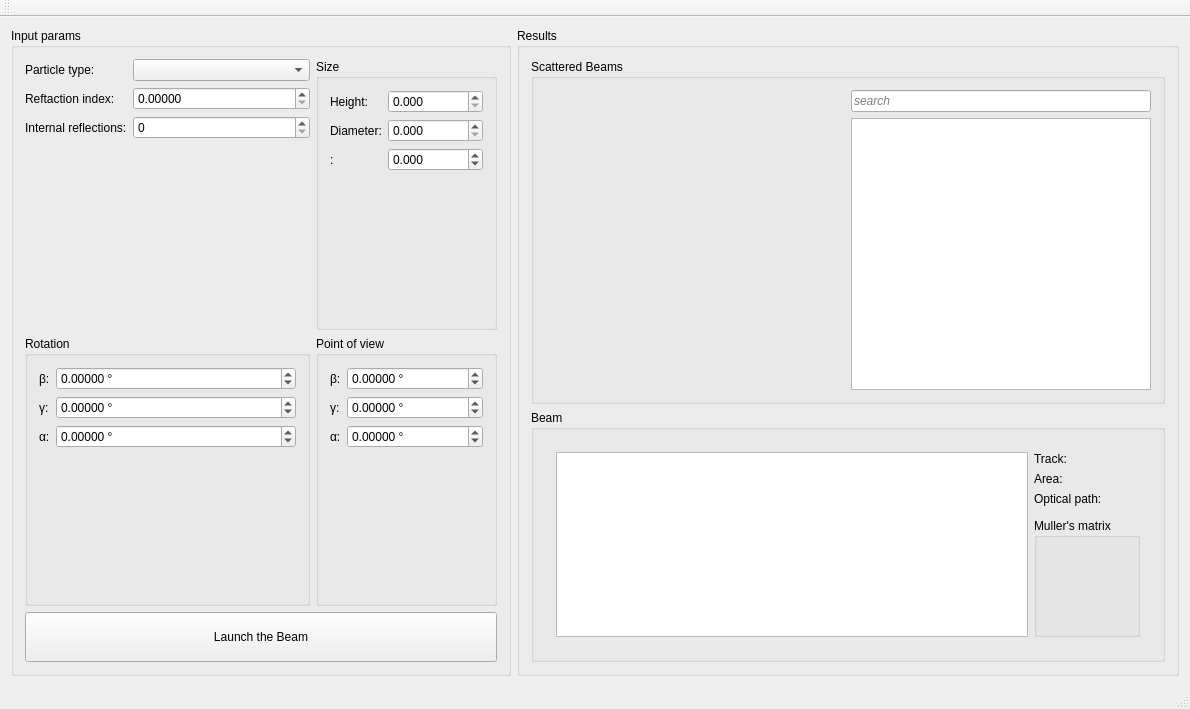
Above: src/ui/MainWindow.ui from Heart-Under-Blade/BS_visual before the change. Below: the same form after it.
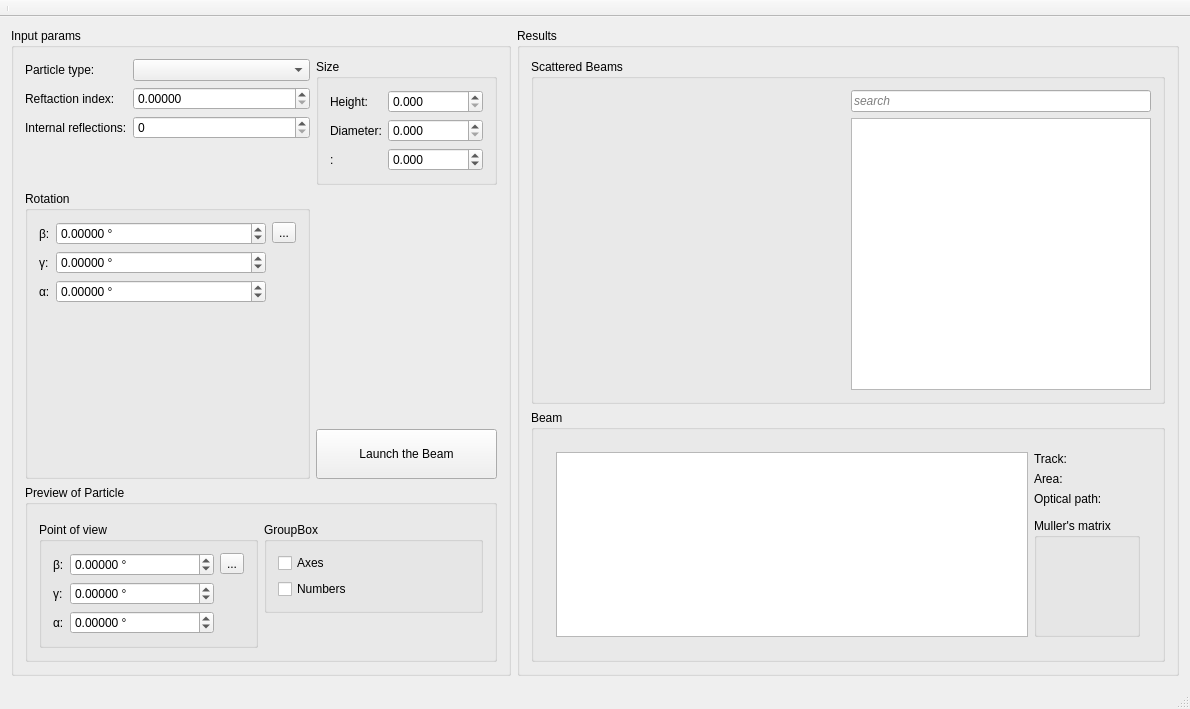
That is the form after the change. Icons and pictures are not drawn.

Commit message: [add] reset rotation and view buttons

```diff
--- a/src/ui/MainWindow.ui
+++ b/src/ui/MainWindow.ui
@@ -6,7 +6,7 @@
    <rect>
     <x>0</x>
     <y>0</y>
-    <width>1108</width>
+    <width>1180</width>
     <height>700</height>
    </rect>
   </property>
@@ -310,19 +310,6 @@
        <string>Input params</string>
       </property>
       <layout class="QGridLayout" name="gridLayout_7">
-       <item row="5" column="0" colspan="4">
-        <widget class="QPushButton" name="pushButton">
-         <property name="minimumSize">
-          <size>
-           <width>0</width>
-           <height>50</height>
-          </size>
-         </property>
-         <property name="text">
-          <string>Launch the Beam</string>
-         </property>
-        </widget>
-       </item>
        <item row="0" column="0">
         <layout class="QFormLayout" name="formLayout_2">
          <item row="0" column="0">
@@ -402,23 +389,63 @@
          </item>
         </layout>
        </item>
-       <item row="4" column="0">
-        <widget class="QGroupBox" name="groupBox_rotation">
+       <item row="6" column="0" colspan="3">
+        <widget class="QGroupBox" name="groupBox_3">
          <property name="title">
-          <string>Rotation</string>
+          <string>Preview of Particle</string>
          </property>
-         <layout class="QVBoxLayout" name="verticalLayout_3">
-          <item>
-           <layout class="QFormLayout" name="formLayout">
-            <item row="0" column="0">
-             <widget class="QLabel" name="label">
-              <property name="text">
-               <string>β:</string>
-              </property>
-             </widget>
-            </item>
+         <layout class="QGridLayout" name="gridLayout_8">
+          <item row="0" column="0" colspan="2">
+           <widget class="QWidget" name="widget_particleView" native="true"/>
+          </item>
+          <item row="2" column="0" rowspan="4">
+           <widget class="QGroupBox" name="groupBox">
+            <property name="title">
+             <string>Point of view</string>
+            </property>
+            <layout class="QGridLayout" name="gridLayout_10">
+             <item row="0" column="0">
+              <layout class="QFormLayout" name="formLayout_5">
             <item row="0" column="1">
-             <widget class="QDoubleSpinBox" name="doubleSpinBox_beta">
+                <widget class="QDoubleSpinBox" name="doubleSpinBox_view_beta">
+                 <property name="prefix">
+                  <string/>
+                 </property>
+                 <property name="suffix">
+                  <string> °</string>
+                 </property>
+                 <property name="decimals">
+                  <number>5</number>
+                 </property>
+                 <property name="minimum">
+                  <double>-360.000000000000000</double>
+                 </property>
+                 <property name="maximum">
+                  <double>360.000000000000000</double>
+                 </property>
+                </widget>
+               </item>
+               <item row="2" column="1">
+                <widget class="QDoubleSpinBox" name="doubleSpinBox_view_alpha">
+                 <property name="prefix">
+                  <string/>
+                 </property>
+                 <property name="suffix">
+                  <string> °</string>
+                 </property>
+                 <property name="decimals">
+                  <number>5</number>
+                 </property>
+                 <property name="minimum">
+                  <double>-360.000000000000000</double>
+                 </property>
+                 <property name="maximum">
+                  <double>360.000000000000000</double>
+                 </property>
+                </widget>
+               </item>
+               <item row="1" column="1">
+                <widget class="QDoubleSpinBox" name="doubleSpinBox_view_gamma">
               <property name="prefix">
                <string/>
               </property>
@@ -437,57 +464,69 @@
              </widget>
             </item>
             <item row="1" column="0">
-             <widget class="QLabel" name="label_2">
+                <widget class="QLabel" name="label_9">
               <property name="text">
                <string>γ:</string>
               </property>
              </widget>
             </item>
-            <item row="1" column="1">
-             <widget class="QDoubleSpinBox" name="doubleSpinBox_gamma">
-              <property name="suffix">
-               <string> °</string>
-              </property>
-              <property name="decimals">
-               <number>5</number>
-              </property>
-              <property name="minimum">
-               <double>-360.000000000000000</double>
-              </property>
-              <property name="maximum">
-               <double>360.000000000000000</double>
+               <item row="0" column="0">
+                <widget class="QLabel" name="label_7">
+                 <property name="text">
+                  <string>β:</string>
               </property>
              </widget>
             </item>
             <item row="2" column="0">
-             <widget class="QLabel" name="label_3">
+                <widget class="QLabel" name="label_11">
               <property name="text">
                <string>α:</string>
               </property>
              </widget>
             </item>
-            <item row="2" column="1">
-             <widget class="QDoubleSpinBox" name="doubleSpinBox_alpha">
-              <property name="suffix">
-               <string> °</string>
-              </property>
-              <property name="decimals">
-               <number>5</number>
-              </property>
-              <property name="minimum">
-               <double>-360.000000000000000</double>
-              </property>
-              <property name="maximum">
-               <double>360.000000000000000</double>
+              </layout>
+             </item>
+             <item row="0" column="1" alignment="Qt::AlignTop">
+              <widget class="QToolButton" name="toolButton_resetView">
+               <property name="text">
+                <string>...</string>
+               </property>
+               <property name="icon">
+                <iconset resource="../../pro/icon.qrc">
+                 <normaloff>:/icon/reset.png</normaloff>:/icon/reset.png</iconset>
+               </property>
+              </widget>
+             </item>
+            </layout>
+           </widget>
+          </item>
+          <item row="2" column="1" rowspan="4" alignment="Qt::AlignTop">
+           <widget class="QGroupBox" name="groupBox_4">
+            <property name="title">
+             <string>GroupBox</string>
+            </property>
+            <layout class="QVBoxLayout" name="verticalLayout_2">
+             <item alignment="Qt::AlignTop">
+              <widget class="QCheckBox" name="checkBox_axes">
+               <property name="text">
+                <string>Axes</string>
               </property>
              </widget>
             </item>
-           </layout>
+             <item>
+              <widget class="QCheckBox" name="checkBox_numbers">
+               <property name="text">
+                <string>Numbers</string>
+               </property>
+              </widget>
+             </item>
+            </layout>
+           </widget>
           </item>
          </layout>
         </widget>
        </item>
-       <item row="0" column="1" colspan="3">
+       <item row="0" column="1" colspan="2">
         <widget class="QGroupBox" name="groupBox_6">
          <property name="title">
           <string>Size</string>
@@ -553,59 +592,36 @@
          </layout>
         </widget>
        </item>
-       <item row="4" column="1" colspan="3">
-        <widget class="QGroupBox" name="groupBox">
+       <item row="1" column="1" rowspan="4" colspan="2" alignment="Qt::AlignBottom">
+        <widget class="QPushButton" name="pushButton">
+         <property name="minimumSize">
+          <size>
+           <width>0</width>
+           <height>50</height>
+          </size>
+         </property>
+         <property name="text">
+          <string>Launch the Beam</string>
+         </property>
+        </widget>
+       </item>
+       <item row="1" column="0" rowspan="4">
+        <widget class="QGroupBox" name="groupBox_rotation">
          <property name="title">
-          <string>Point of view</string>
+          <string>Rotation</string>
          </property>
-         <layout class="QFormLayout" name="formLayout_3">
+         <layout class="QGridLayout" name="gridLayout_9">
           <item row="0" column="0">
-           <widget class="QLabel" name="label_7">
+           <layout class="QFormLayout" name="formLayout">
+            <item row="0" column="0">
+             <widget class="QLabel" name="label">
             <property name="text">
              <string>β:</string>
             </property>
            </widget>
           </item>
           <item row="0" column="1">
-           <widget class="QDoubleSpinBox" name="doubleSpinBox_view_beta">
-            <property name="prefix">
-             <string/>
-            </property>
-            <property name="suffix">
-             <string> °</string>
-            </property>
-            <property name="decimals">
-             <number>5</number>
-            </property>
-            <property name="minimum">
-             <double>-360.000000000000000</double>
-            </property>
-            <property name="maximum">
-             <double>360.000000000000000</double>
-            </property>
-           </widget>
-          </item>
-          <item row="2" column="1">
-           <widget class="QDoubleSpinBox" name="doubleSpinBox_view_alpha">
-            <property name="prefix">
-             <string/>
-            </property>
-            <property name="suffix">
-             <string> °</string>
-            </property>
-            <property name="decimals">
-             <number>5</number>
-            </property>
-            <property name="minimum">
-             <double>-360.000000000000000</double>
-            </property>
-            <property name="maximum">
-             <double>360.000000000000000</double>
-            </property>
-           </widget>
-          </item>
-          <item row="1" column="1">
-           <widget class="QDoubleSpinBox" name="doubleSpinBox_view_gamma">
+             <widget class="QDoubleSpinBox" name="doubleSpinBox_beta">
             <property name="prefix">
              <string/>
             </property>
@@ -624,16 +640,61 @@
            </widget>
           </item>
           <item row="1" column="0">
-           <widget class="QLabel" name="label_9">
+             <widget class="QLabel" name="label_2">
             <property name="text">
              <string>γ:</string>
             </property>
            </widget>
           </item>
+            <item row="1" column="1">
+             <widget class="QDoubleSpinBox" name="doubleSpinBox_gamma">
+              <property name="suffix">
+               <string> °</string>
+              </property>
+              <property name="decimals">
+               <number>5</number>
+              </property>
+              <property name="minimum">
+               <double>-360.000000000000000</double>
+              </property>
+              <property name="maximum">
+               <double>360.000000000000000</double>
+              </property>
+             </widget>
+            </item>
           <item row="2" column="0">
-           <widget class="QLabel" name="label_11">
+             <widget class="QLabel" name="label_3">
             <property name="text">
              <string>α:</string>
+              </property>
+             </widget>
+            </item>
+            <item row="2" column="1">
+             <widget class="QDoubleSpinBox" name="doubleSpinBox_alpha">
+              <property name="suffix">
+               <string> °</string>
+              </property>
+              <property name="decimals">
+               <number>5</number>
+              </property>
+              <property name="minimum">
+               <double>-360.000000000000000</double>
+              </property>
+              <property name="maximum">
+               <double>360.000000000000000</double>
+              </property>
+             </widget>
+            </item>
+           </layout>
+          </item>
+          <item row="0" column="1" alignment="Qt::AlignTop">
+           <widget class="QToolButton" name="toolButton_resetRot">
+            <property name="text">
+             <string>...</string>
+            </property>
+            <property name="icon">
+             <iconset resource="../../pro/icon.qrc">
+              <normaloff>:/icon/reset.png</normaloff>:/icon/reset.png</iconset>
             </property>
            </widget>
           </item>
@@ -656,12 +717,19 @@
    </property>
   </widget>
   <widget class="QToolBar" name="mainToolBar">
+   <property name="movable">
+    <bool>false</bool>
+   </property>
+   <property name="floatable">
+    <bool>false</bool>
+   </property>
    <attribute name="toolBarArea">
     <enum>TopToolBarArea</enum>
    </attribute>
    <attribute name="toolBarBreak">
-    <bool>false</bool>
+    <bool>true</bool>
    </attribute>
+   <addaction name="separator"/>
   </widget>
   <widget class="QStatusBar" name="statusBar"/>
  </widget>
```
Left out of the diff: 6 changed lines with no effect on the pictures. Lines whose indentation alone changed are shown as unchanged. The commit also changes 6 other files.
